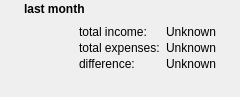
Qt form src/quickreportwidget.ui (KDE/knipptasch) before a commit.
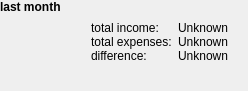
The same form after that commit. Icons and pictures are not drawn.

Commit message: working quickreportwidget implementation

Patch:
```diff
--- a/src/quickreportwidget.ui
+++ b/src/quickreportwidget.ui
@@ -7,47 +7,24 @@
    <rect>
     <x>0</x>
     <y>0</y>
-    <width>240</width>
-    <height>97</height>
+    <width>248</width>
+    <height>91</height>
    </rect>
   </property>
-  <property name="windowTitle">
-   <string/>
+  <property name="sizePolicy">
+   <sizepolicy hsizetype="Minimum" vsizetype="Minimum">
+    <horstretch>0</horstretch>
+    <verstretch>0</verstretch>
+   </sizepolicy>
   </property>
   <layout class="QGridLayout" name="gridLayout">
    <property name="margin">
-    <number>2</number>
+    <number>0</number>
    </property>
    <property name="spacing">
-    <number>2</number>
+    <number>0</number>
    </property>
-   <item row="0" column="0" rowspan="2">
-    <widget class="QToolButton" name="previousButton">
-     <property name="sizePolicy">
-      <sizepolicy hsizetype="Fixed" vsizetype="Preferred">
-       <horstretch>0</horstretch>
-       <verstretch>0</verstretch>
-      </sizepolicy>
-     </property>
-     <property name="text">
-      <string/>
-     </property>
-     <property name="icon">
-      <iconset>
-       <normaloff>../../../../opt/kde4/share/icons/oxygen/22x22/actions/arrow-left.png</normaloff>../../../../opt/kde4/share/icons/oxygen/22x22/actions/arrow-left.png</iconset>
-     </property>
-     <property name="iconSize">
-      <size>
-       <width>12</width>
-       <height>12</height>
-      </size>
-     </property>
-     <property name="autoRaise">
-      <bool>true</bool>
-     </property>
-    </widget>
-   </item>
-   <item row="0" column="1" colspan="2">
+   <item row="0" column="0" colspan="4">
     <layout class="QHBoxLayout" name="horizontalLayout">
      <item>
       <widget class="QLabel" name="titleLabel">
@@ -72,17 +49,14 @@
       </widget>
      </item>
      <item>
-      <spacer name="horizontalSpacer">
-       <property name="orientation">
-        <enum>Qt::Horizontal</enum>
+      <widget class="QWidget" name="statwidget" native="true">
+       <property name="sizePolicy">
+        <sizepolicy hsizetype="Expanding" vsizetype="Preferred">
+         <horstretch>0</horstretch>
+         <verstretch>0</verstretch>
+        </sizepolicy>
        </property>
-       <property name="sizeHint" stdset="0">
-        <size>
-         <width>40</width>
-         <height>20</height>
-        </size>
-       </property>
-      </spacer>
+      </widget>
      </item>
      <item>
       <widget class="QToolButton" name="closeButton">
@@ -103,11 +77,8 @@
      </item>
     </layout>
    </item>
-   <item row="0" column="3" rowspan="2">
-    <widget class="QToolButton" name="nextButton">
-     <property name="enabled">
-      <bool>false</bool>
-     </property>
+   <item row="1" column="0">
+    <widget class="QToolButton" name="previousButton">
      <property name="sizePolicy">
       <sizepolicy hsizetype="Fixed" vsizetype="Preferred">
        <horstretch>0</horstretch>
@@ -227,6 +198,35 @@
      </item>
     </layout>
    </item>
+   <item row="1" column="3">
+    <widget class="QToolButton" name="nextButton">
+     <property name="enabled">
+      <bool>false</bool>
+     </property>
+     <property name="sizePolicy">
+      <sizepolicy hsizetype="Fixed" vsizetype="Preferred">
+       <horstretch>0</horstretch>
+       <verstretch>0</verstretch>
+      </sizepolicy>
+     </property>
+     <property name="text">
+      <string/>
+     </property>
+     <property name="icon">
+      <iconset>
+       <normaloff>../../../../opt/kde4/share/icons/oxygen/22x22/actions/arrow-right.png</normaloff>../../../../opt/kde4/share/icons/oxygen/22x22/actions/arrow-right.png</iconset>
+     </property>
+     <property name="iconSize">
+      <size>
+       <width>12</width>
+       <height>12</height>
+      </size>
+     </property>
+     <property name="autoRaise">
+      <bool>true</bool>
+     </property>
+    </widget>
+   </item>
   </layout>
  </widget>
  <resources/>
```
Left out of the diff: 2 changed lines with no effect on the pictures. The commit also changes 3 other files.
